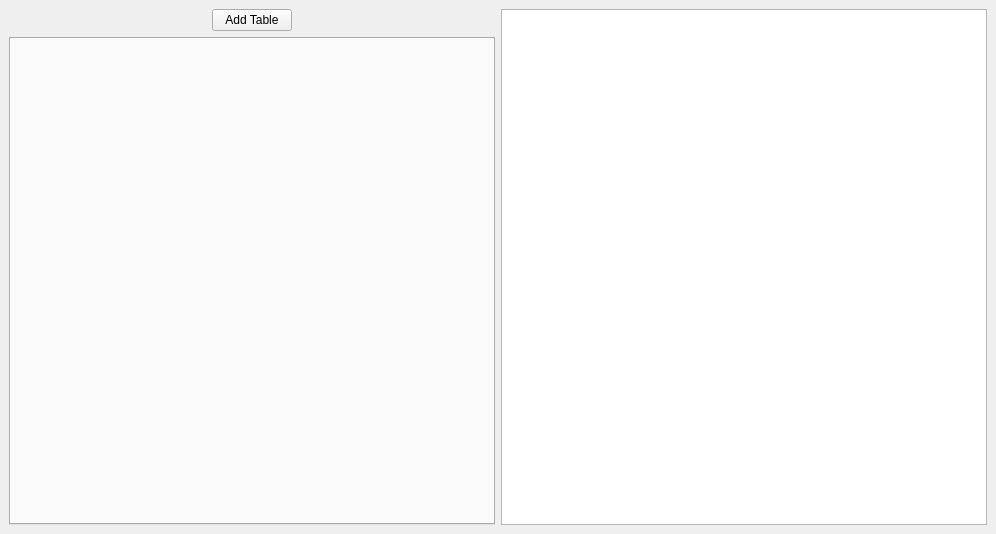
The window that WWplot/ui/application_window.ui (wwmm/wwplot) describes before a commit, drawn with Qt 5.
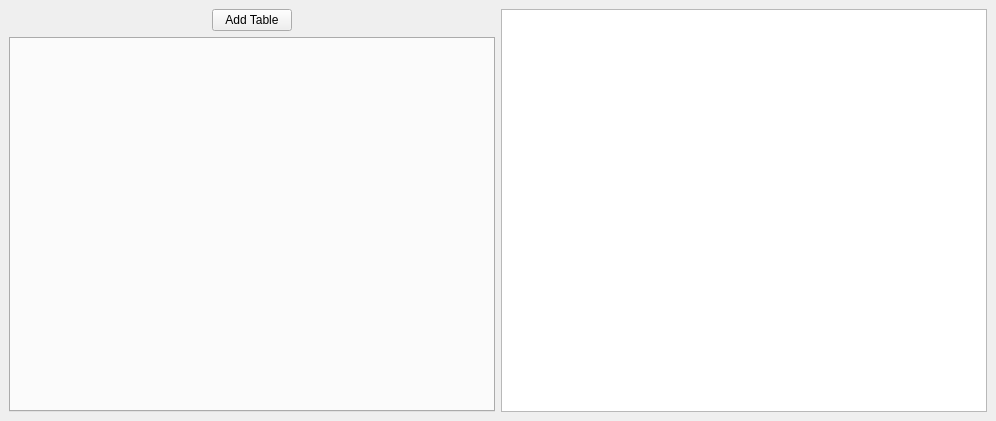
The same window after the commit. Custom widgets are drawn as their Qt base class.

Commit message: moving to qt

Diff of the .ui file:
```diff
--- a/WWplot/ui/application_window.ui
+++ b/WWplot/ui/application_window.ui
@@ -7,7 +7,7 @@
     <x>0</x>
     <y>0</y>
     <width>996</width>
-    <height>534</height>
+    <height>421</height>
    </rect>
   </property>
   <property name="windowTitle">
@@ -37,9 +37,24 @@
     </item>
     <item row="1" column="0">
      <widget class="QTabWidget" name="tab_widget">
+      <property name="sizePolicy">
+       <sizepolicy hsizetype="Expanding" vsizetype="Expanding">
+        <horstretch>0</horstretch>
+        <verstretch>0</verstretch>
+       </sizepolicy>
+      </property>
+      <property name="autoFillBackground">
+       <bool>true</bool>
+      </property>
       <property name="currentIndex">
        <number>-1</number>
       </property>
+      <property name="tabsClosable">
+       <bool>true</bool>
+      </property>
+      <property name="movable">
+       <bool>false</bool>
+      </property>
      </widget>
     </item>
     <item row="0" column="1" rowspan="2">
```
The commit also changes 1 other file.
